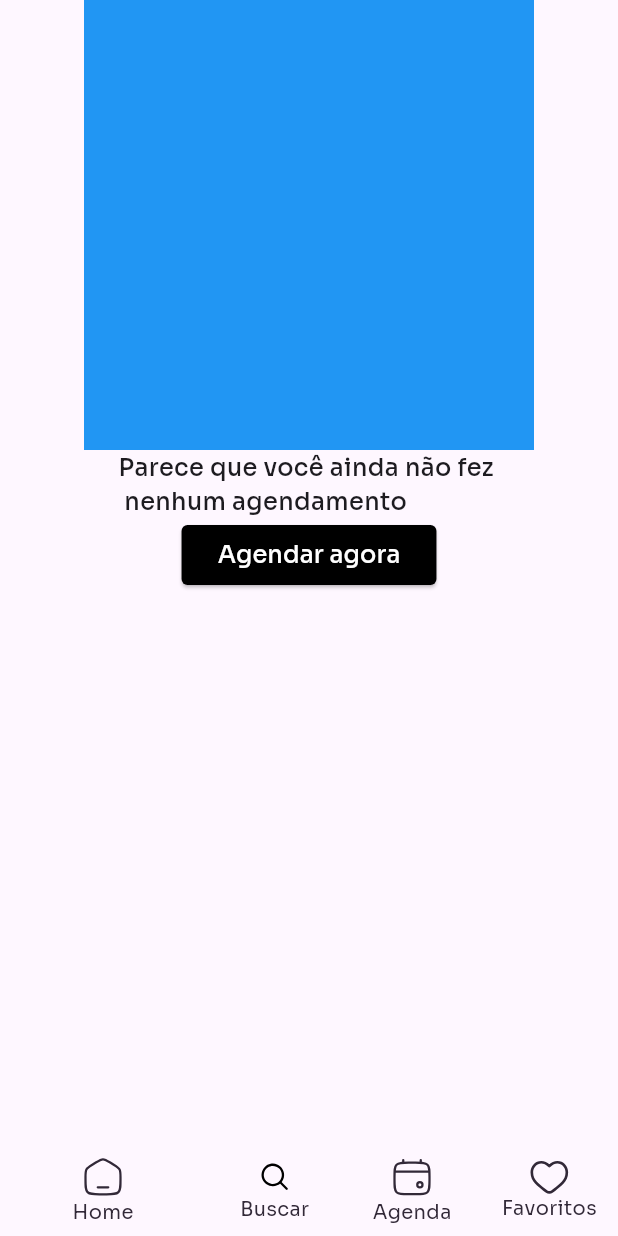
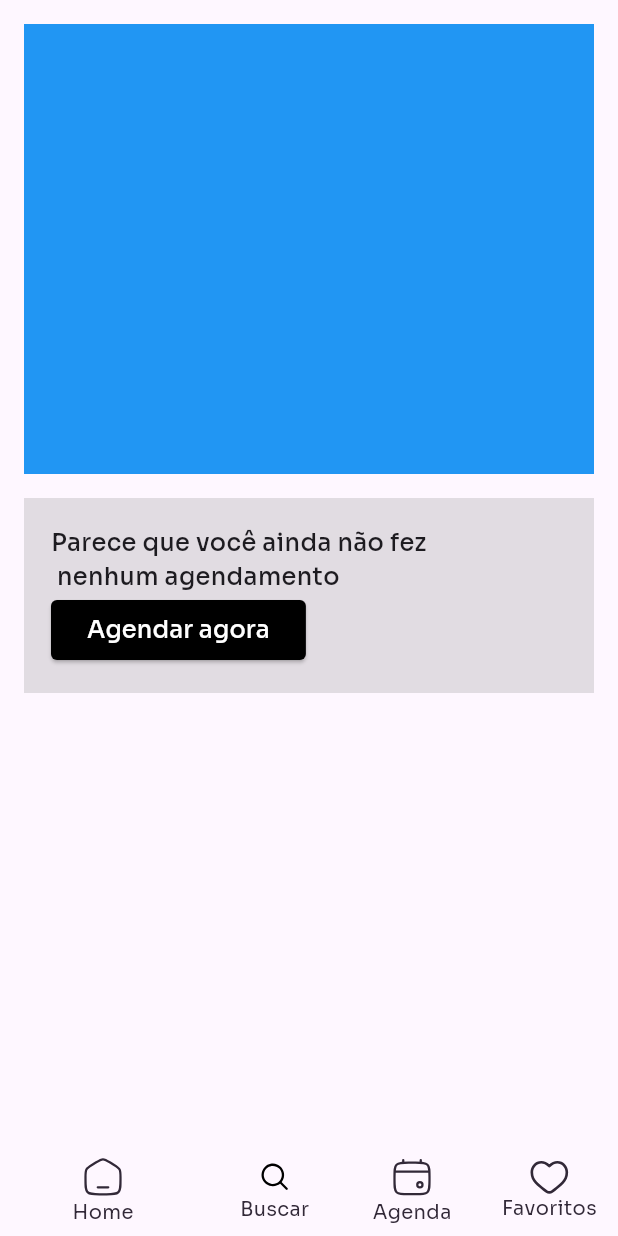
Before and after one commit to Cabelin-barber/cabelin-app, a Flutter app: the PageViewApp screen opened by its route, on a phone screen of 412 x 824 dp. Run offline on Flutter 3.47's test engine with Material 3 defaults, Android fonts, the phone set to English and light mode, and no system bars; our stand-ins replace custom_refresh_indicator, dio, easy_date_timeline, event_bus, firebase_auth, firebase_core and 17 more; accounts and stored records are empty; generated files the repository leaves out were written again.

Commit message:
feat: :sparkles: melhorado um pouco a tela de home

```diff
--- a/lib/pages/home/home_page.dart
+++ b/lib/pages/home/home_page.dart
@@ -9,13 +9,26 @@ class HomePage extends StatelessWidget {
   Widget build(BuildContext context) {
     return SafeArea(
       child: SingleChildScrollView(
+        child: Padding(
+          padding: const EdgeInsets.all(16),
           child: Column(
             children: [
               Container(
-              width: 300,
+                width: MediaQuery.of(context).size.width,
                 height: 300,
                 color: Colors.blue,
               ),
+
+              Container(
+                margin: const EdgeInsets.only(top: 16),
+                padding: const EdgeInsets.all(18),
+                width: MediaQuery.of(context).size.width,
+                decoration: BoxDecoration(
+                  color: Colors.grey.withOpacity(0.3)
+                ),
+                child: Column(
+                  crossAxisAlignment: CrossAxisAlignment.start,
+                  children: [
                     const TextWidget("Parece que você ainda não fez \n nenhum agendamento"),
                     ButtonWidget(
                       title: "Agendar agora",
@@ -23,6 +36,10 @@ class HomePage extends StatelessWidget {
                     )
                   ],
                 ),
+              )
+            ],
+          ),
+        ),
       ),
     );
   }
```
Also changed, not shown: 1 other file. Lines whose indentation alone changed are shown as unchanged.
